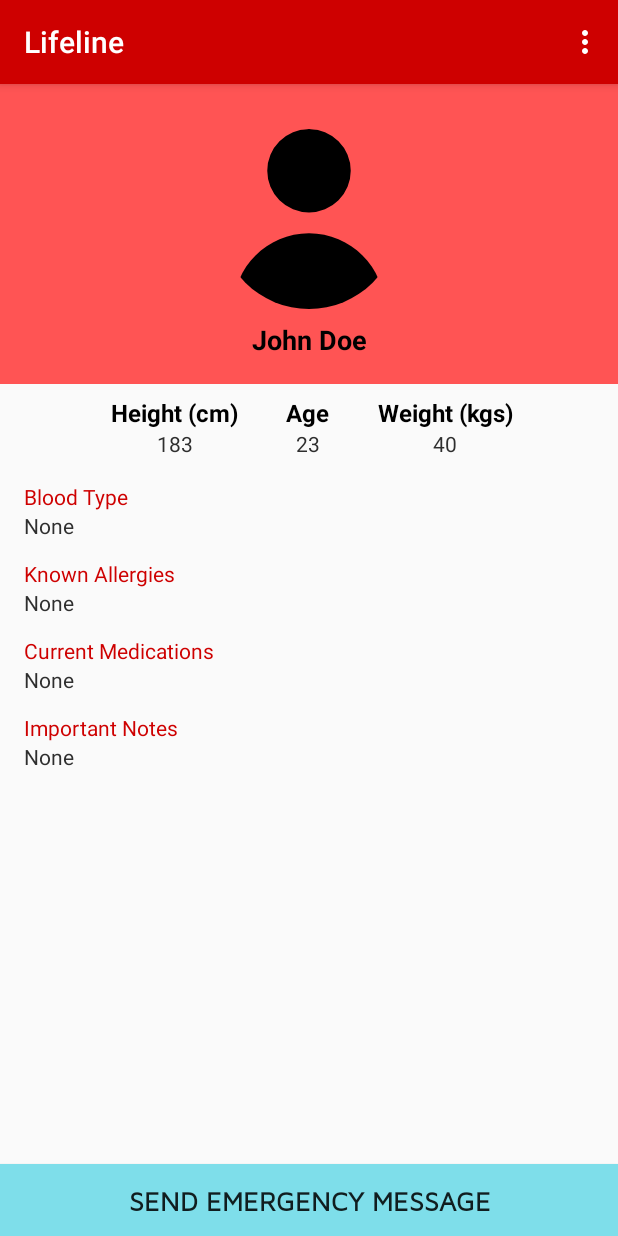
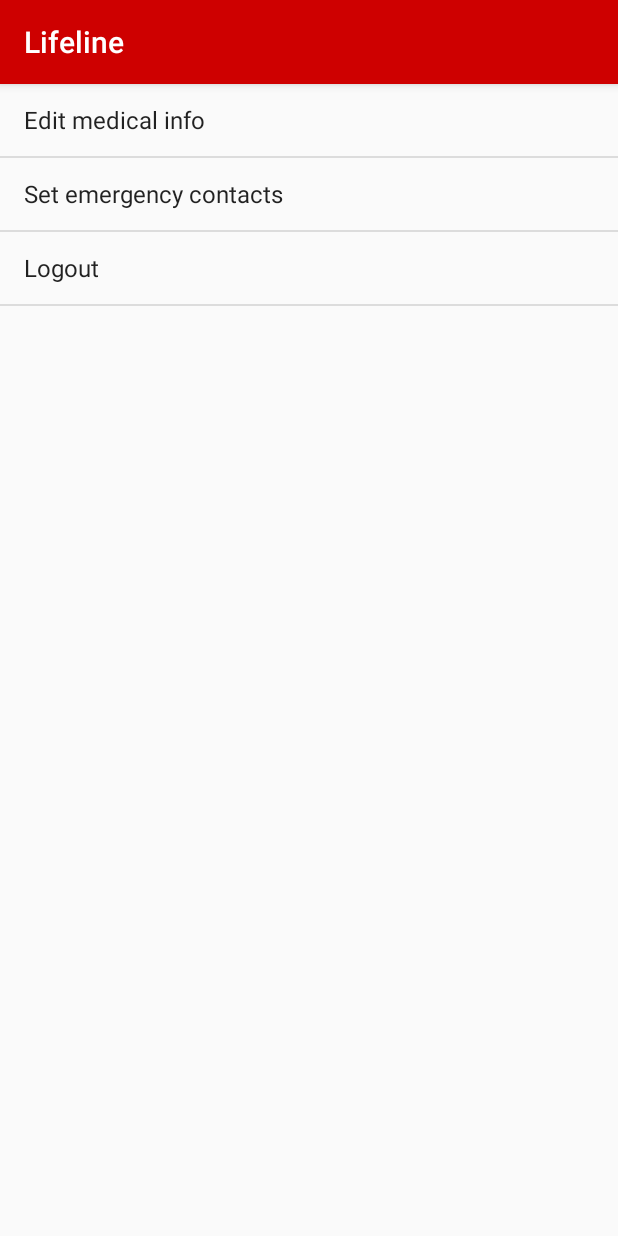
Before and after one commit to Nicholas-Muturi/lifeline-app, an Android app: the screen it shows after launch once a user with an empty profile is signed in (MainActivity before the commit, SettingsActivity after it), in the options menu, after a tap on "Settings", on a phone screen of 412 x 824 dp. Run offline under Robolectric (Android 15) with nearby library versions, the phone set to English and light mode, and no system bars; our stand-ins replace ButterKnife, Firebase (no records; nobody signed in at launch, a user with empty details on screens opened directly); plain views replace CircularImageView.

Commit message:
[chore] created settings activity with its own adapter, moved logout from menu to settings

```diff
--- /dev/null
+++ b/app/src/main/java/m/nicholas/lifeline/adapters/SettingsListAdapter.java
@@ -0,0 +1,16 @@
+package m.nicholas.lifeline.adapters;
+
+import android.content.Context;
+import android.widget.ArrayAdapter;
+
+import androidx.annotation.NonNull;
+
+import java.util.List;
+
+public class SettingsListAdapter extends ArrayAdapter {
+
+    public SettingsListAdapter(@NonNull Context context, int resource, @NonNull List objects) {
+        super(context, resource, objects);
+    }
+
+}
--- a/app/src/main/java/m/nicholas/lifeline/ui/MainActivity.java
+++ b/app/src/main/java/m/nicholas/lifeline/ui/MainActivity.java
@@ -30,20 +30,11 @@ public class MainActivity extends AppCompatActivity {
 
     @Override
     public boolean onOptionsItemSelected(MenuItem item) {
-        if(item.getItemId() == R.id.menu_logout){
-            logout_user();
-        }
         if(item.getItemId() == R.id.menu_settings){
-            Toast.makeText(this,"Settings coming soon",Toast.LENGTH_SHORT).show();
+            Intent intent = new Intent(MainActivity.this, SettingsActivity.class);
+            startActivity(intent);
         }
         return super.onOptionsItemSelected(item);
     }
 
-    private void logout_user() {
-        FirebaseAuth.getInstance().signOut();
-        Intent intent = new Intent(MainActivity.this, LoginActivity.class);
-        intent.setFlags(Intent.FLAG_ACTIVITY_NEW_TASK | Intent.FLAG_ACTIVITY_CLEAR_TASK);
-        startActivity(intent);
-        finish();
-    }
 }
--- a/app/src/main/java/m/nicholas/lifeline/ui/SettingsActivity.java
+++ b/app/src/main/java/m/nicholas/lifeline/ui/SettingsActivity.java
@@ -2,15 +2,66 @@ package m.nicholas.lifeline.ui;
 
 import androidx.appcompat.app.AppCompatActivity;
 
+import android.content.Intent;
 import android.os.Bundle;
+import android.view.View;
+import android.widget.Adapter;
+import android.widget.AdapterView;
+import android.widget.ArrayAdapter;
+import android.widget.ListView;
+import android.widget.TextView;
 
+import com.google.firebase.auth.FirebaseAuth;
+
+import java.lang.annotation.Annotation;
+import java.util.ArrayList;
+import java.util.List;
+
+import butterknife.BindView;
+import butterknife.ButterKnife;
+import butterknife.OnItemClick;
 import m.nicholas.lifeline.R;
+import m.nicholas.lifeline.adapters.SettingsListAdapter;
 
-public class SettingsActivity extends AppCompatActivity {
+public class SettingsActivity extends AppCompatActivity implements AdapterView.OnItemClickListener {
+    @BindView(R.id.settingsListView) ListView settingsList;
+    private List<String> menu = new ArrayList<>();
 
     @Override
     protected void onCreate(Bundle savedInstanceState) {
         super.onCreate(savedInstanceState);
         setContentView(R.layout.activity_settings);
+        ButterKnife.bind(this);
+
+        setMenu();
+        SettingsListAdapter adapter = new SettingsListAdapter(this,android.R.layout.simple_list_item_1,menu);
+        settingsList.setAdapter(adapter);
+        settingsList.setOnItemClickListener(this);
+
+    }
+
+    private void setMenu(){
+        menu.add("Edit medical info");
+        menu.add("Set emergency contacts");
+        menu.add("Logout");
+    }
+
+    @Override
+    public void onItemClick(AdapterView<?> adapterView, View view, int i, long l) {
+        String menuItem = ((TextView)view).getText().toString();
+
+        if(menuItem.equals("Edit medical info")){
+
+        }
+        if(menuItem.equals("Set emergency contacts")){
+
+        }
+        if(menuItem.equals("Logout")){
+            FirebaseAuth.getInstance().signOut();
+            Intent intent = new Intent(SettingsActivity.this, LoginActivity.class);
+            intent.setFlags(Intent.FLAG_ACTIVITY_NEW_TASK | Intent.FLAG_ACTIVITY_CLEAR_TASK);
+            startActivity(intent);
+            finish();
+        }
     }
 }
--- a/app/src/main/res/layout/activity_settings.xml
+++ b/app/src/main/res/layout/activity_settings.xml
@@ -6,4 +6,14 @@
     android:layout_height="match_parent"
     tools:context=".ui.SettingsActivity">
 
+    <ListView
+        android:id="@+id/settingsListView"
+        android:layout_width="match_parent"
+        android:layout_height="match_parent"
+        app:layout_constraintBottom_toBottomOf="parent"
+        app:layout_constraintEnd_toEndOf="parent"
+        app:layout_constraintHorizontal_bias="0.5"
+        app:layout_constraintStart_toStartOf="parent"
+        app:layout_constraintTop_toTopOf="parent" />
+
 </androidx.constraintlayout.widget.ConstraintLayout>
--- a/app/src/main/res/menu/main_menu.xml
+++ b/app/src/main/res/menu/main_menu.xml
@@ -1,10 +1,6 @@
 <?xml version="1.0" encoding="utf-8"?>
 <menu xmlns:android="http://schemas.android.com/apk/res/android"
     xmlns:app="http://schemas.android.com/apk/res-auto">
-
-    <item android:id="@+id/menu_logout"
-        android:title="@string/menu_logout"
-        app:showAsAction="never"/>
 
     <item android:id="@+id/menu_settings"
         android:title="@string/menu_settings"
--- a/app/src/main/res/values/strings.xml
+++ b/app/src/main/res/values/strings.xml
@@ -39,5 +39,11 @@
     <string name="info_bloodtype">O +</string>
     <string name="info_none">None</string>
 
+    <!-- SETTINGS -->
+    <string name="setting_profile">Edit medical info</string>
+    <string name="setting_contact">Set emergency contact</string>
+    <string name="setting_logout">Logout</string>
+
+
 
 </resources>
```
Also changed, not shown: app/src/main/AndroidManifest.xml (+8 -4 lines).
